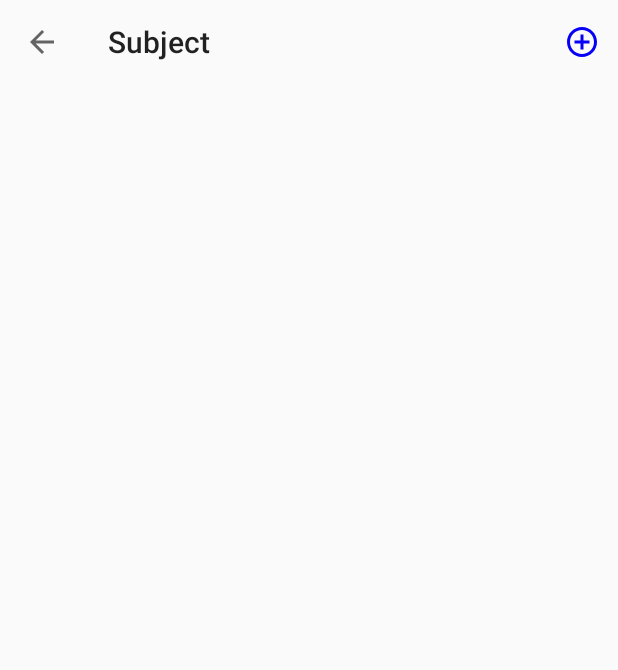
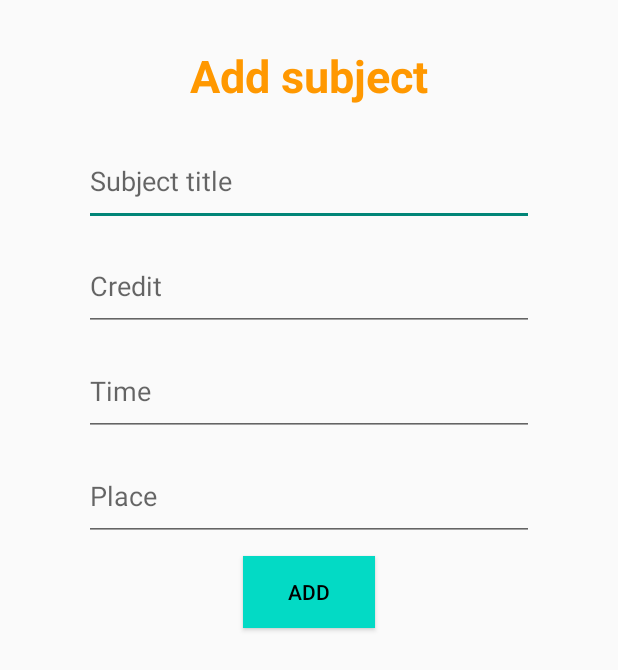
Before and after one commit to ndt0409/App-Student-Mangement, an Android app: the ActivitySubject screen opened directly, with no data from a screen before it, after a tap on "Add", on a phone screen of 412 x 824 dp. Shown: the top 670 px of the screen. Run offline under Robolectric (Android 15) with nearby library versions, the phone set to English and light mode, and no system bars.

Commit message:
chức năng thêm môn học

```diff
--- a/app/src/main/java/com/ndt/appstudentmanagement/ActivitySubject.java
+++ b/app/src/main/java/com/ndt/appstudentmanagement/ActivitySubject.java
@@ -78,7 +78,7 @@ public class ActivitySubject extends AppCompatActivity {
         switch (item.getItemId()) {
             //neu click vao add thi chuyen sang man hinh add subject
             case R.id.menuAdd:
-                Intent intent1 = new Intent(ActivitySubject.this, ActivitySubject.class);
+                Intent intent1 = new Intent(ActivitySubject.this, ActivityAddSubject.class);
                 startActivity(intent1);
                 break;
             //neu click vao nut con lai la nut back thi quay lai main
--- a/app/src/main/java/com/ndt/appstudentmanagement/adapter/AdapterSubject.java
+++ b/app/src/main/java/com/ndt/appstudentmanagement/adapter/AdapterSubject.java
@@ -50,7 +50,7 @@ public class AdapterSubject extends BaseAdapter {
         ImageButton imgUpdate = view.findViewById(R.id.subjectUpdate);
         ImageButton imgInformation = view.findViewById(R.id.subjectInformation);
         Subject subject = ArrayListSubject.get(i);
-        tvCredit.setText(subject.getNumber_of_credit());
+        tvCredit.setText(subject.getNumber_of_credit()+"");
         tvSubjectTitle.setText(subject.getSubject_title());
 
         int id = subject.getId();
@@ -72,6 +72,6 @@ public class AdapterSubject extends BaseAdapter {
 
             }
         });
-        return null;
+        return view;
     }
 }
--- a/app/src/main/res/layout/activity_add_subject.xml
+++ b/app/src/main/res/layout/activity_add_subject.xml
@@ -1,9 +1,62 @@
 <?xml version="1.0" encoding="utf-8"?>
-<androidx.constraintlayout.widget.ConstraintLayout xmlns:android="http://schemas.android.com/apk/res/android"
+<LinearLayout xmlns:android="http://schemas.android.com/apk/res/android"
     xmlns:app="http://schemas.android.com/apk/res-auto"
     xmlns:tools="http://schemas.android.com/tools"
     android:layout_width="match_parent"
     android:layout_height="match_parent"
+    android:orientation="vertical"
     tools:context=".ActivityAddSubject">
 
-</androidx.constraintlayout.widget.ConstraintLayout>
+    <TextView
+        android:layout_width="match_parent"
+        android:layout_height="wrap_content"
+        android:layout_marginTop="30dp"
+        android:gravity="center"
+        android:text="Add subject"
+        android:textColor="#FF9800"
+        android:textSize="30sp"
+        android:textStyle="bold"></TextView>
+
+    <EditText
+        android:id="@+id/edtSubjectTitle"
+        android:layout_width="300dp"
+        android:layout_height="60dp"
+        android:layout_gravity="center"
+        android:layout_marginTop="20dp"
+        android:hint="Subject title"></EditText>
+
+    <EditText
+        android:id="@+id/edtSubjectCredit"
+        android:layout_width="300dp"
+        android:layout_height="60dp"
+        android:layout_gravity="center"
+        android:layout_marginTop="10dp"
+        android:hint="Credit"></EditText>
+
+    <EditText
+        android:id="@+id/edtSubjectTime"
+        android:layout_width="300dp"
+        android:layout_height="60dp"
+        android:layout_gravity="center"
+        android:layout_marginTop="10dp"
+        android:hint="Time"></EditText>
+
+    <EditText
+        android:id="@+id/edtSubjectPlace"
+        android:layout_width="300dp"
+        android:layout_height="60dp"
+        android:layout_gravity="center"
+        android:layout_marginTop="10dp"
+        android:hint="Place"></EditText>
+
+    <Button
+        android:id="@+id/btnAdd"
+        android:layout_width="wrap_content"
+        android:layout_height="wrap_content"
+        android:layout_gravity="center"
+        android:layout_marginTop="10dp"
+        android:text="Add"
+        android:textColor="@color/black"
+        android:background="@color/teal_200"></Button>
+
+</LinearLayout>
```
Also changed, not shown: app/src/main/java/com/ndt/appstudentmanagement/ActivityAddSubject.java (+77 -0 lines), app/src/main/res/layout/dialog_add.xml (added, +43 -0 lines).
